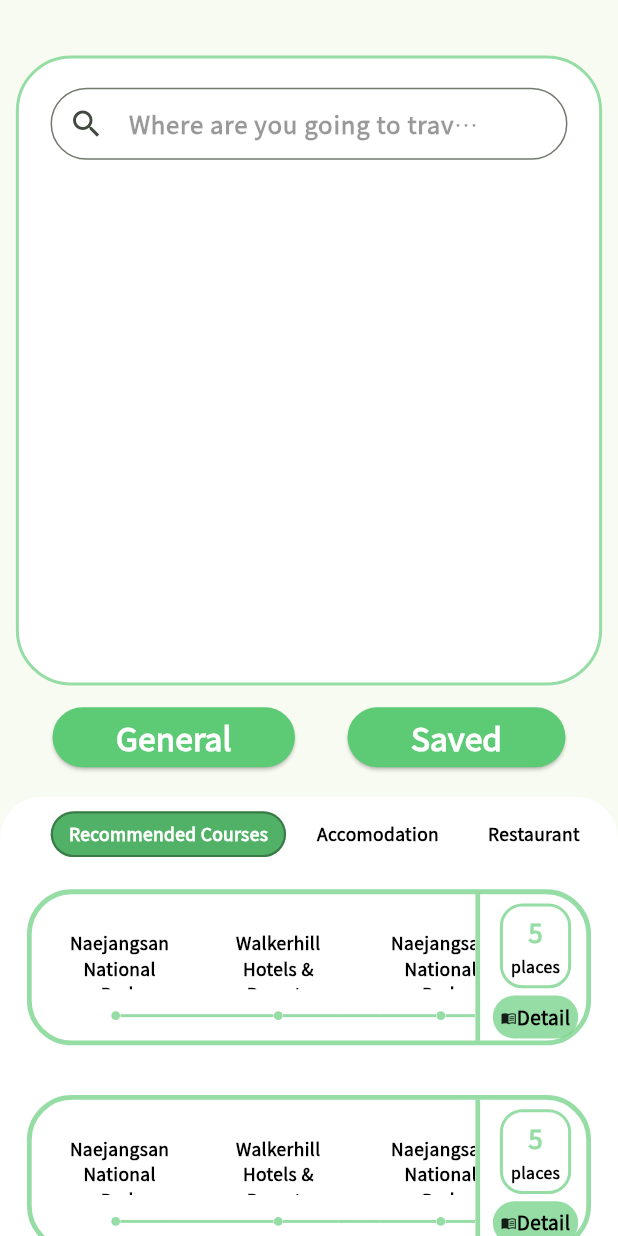
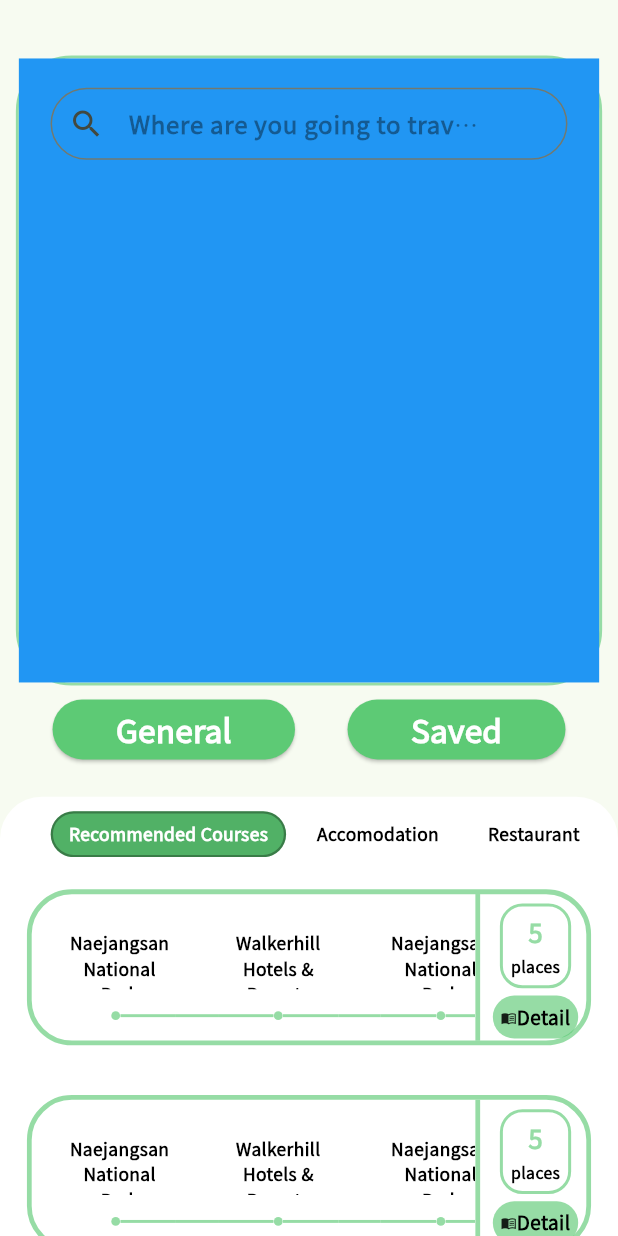
Before and after one commit to GSC-echo/echo, a Flutter app: the MainPage screen opened directly, after a tap on "General", on a phone screen of 412 x 824 dp. Run offline on Flutter 3.47's test engine with Material 3 defaults, Android fonts, the phone set to English and light mode, and no system bars; our stand-ins replace cloud_firestore, country_picker, firebase_auth, firebase_core, flutter_screenutil, flutter_spinkit and 3 more; accounts and stored records are empty.

Commit message:
search widget에 stack 구조 완성

```diff
--- a/echo_app/lib/widgets/other_widget.dart
+++ b/echo_app/lib/widgets/other_widget.dart
@@ -5,6 +5,10 @@ import 'package:echo_app/widgets/home_widget.dart';
 import 'package:flutter/material.dart';
 import 'package:flutter_screenutil/flutter_screenutil.dart';
 import 'package:echo_app/pages/place_detail.dart';
+import 'dart:async';
+
+import 'package:flutter/material.dart';
+import 'package:google_maps_flutter/google_maps_flutter.dart';
 
 List<Place> saved = [];
 
@@ -34,7 +38,7 @@ class _SearchWidgetState extends State<SearchWidget> {
   ];
   String searchText = '';
 
-  double _containerHeight = 600.0.h;
+  double _containerHeight = 680.0.h;
   final FocusNode _focusNode = FocusNode();
   final TextEditingController _textController = TextEditingController();
 
@@ -55,7 +59,7 @@ class _SearchWidgetState extends State<SearchWidget> {
     setState(() {
       // 포커스가 해제되면 Container의 높이를 변경
       if (!_focusNode.hasFocus) {
-        _containerHeight = 600.h; // 변경할 높이 설정
+        _containerHeight = 680.h; // 변경할 높이 설정
       }
     });
   }
@@ -73,7 +77,7 @@ class _SearchWidgetState extends State<SearchWidget> {
               duration: Duration(milliseconds: 450),
               height: _containerHeight,
               margin: EdgeInsets.only(
-                  left: 10.w, right: 10.w, top: 35.w, bottom: 10.w),
+                  left: 10.w, right: 10.w, top: 35.w, bottom: 5.w),
               decoration: BoxDecoration(
                 borderRadius: BorderRadius.circular(35.sp),
                 color: Colors.white,
@@ -82,7 +86,12 @@ class _SearchWidgetState extends State<SearchWidget> {
                   width: 2.0,
                 ),
               ),
-              child: Column(
+              child: Stack(
+                children: [
+                  Container(
+                    color: Colors.blue,
+                  ),
+                  Column(
                     children: <Widget>[
                       Padding(
                         padding:
@@ -118,7 +127,9 @@ class _SearchWidgetState extends State<SearchWidget> {
                       Expanded( // 이 부분에 Stack으로 구글맵 넣기 -> 구글맵 위에 이 Expanded(장소 리스트)가 나오도록
                         child: searchText.isEmpty
                             ? SizedBox.shrink()
-                        : Container(
+                            : Stack(
+                              children: [
+                                Container(
                                 margin: EdgeInsets.symmetric(horizontal: 40.0.w),
                                 child: ListView.builder(
                                   itemCount: items.length,
@@ -158,9 +169,14 @@ class _SearchWidgetState extends State<SearchWidget> {
                                   },
                                 ),
                                 ),
+                              ], //Stack children
+                            ),
                       ),
                     ],
                   ),
+                ],
+              ),
+
             ),
             Row(
               mainAxisAlignment: MainAxisAlignment.spaceEvenly,
@@ -659,3 +675,38 @@ Widget PlacesbyContentWidget(
                     ])))
           ])));
 }
+
+// 위도 : 35.907757
+// 경도 : 127.766922
+
+class GoogleMapWidget extends StatefulWidget {
+  const GoogleMapWidget({super.key});
+
+  @override
+  State<GoogleMapWidget> createState() => _HomeScreenState();
+}
+
+class _HomeScreenState extends State<GoogleMapWidget> {
+  static final LatLng initialLatlng = LatLng( //위도와 경도 값 지정
+    36.8,
+    127.9,
+  );
+
+  static final CameraPosition initialPosition = CameraPosition(
+    //지도를 바라보는 카메라 위치
+    target: initialLatlng, //카메라 위치(위도, 경도)
+    zoom: 7.5, //확대 정도
+  );
+    @override
+    Widget build(BuildContext context) {
+      return Scaffold(
+        body: GoogleMap(
+          //구글 맵 사용
+          mapType: MapType.normal, //지도 유형 설정
+          initialCameraPosition: initialPosition, //지도 초기 위치 설정
+          zoomControlsEnabled: false,
+          zoomGesturesEnabled: true,
+        ),
+      );
+    }
+}
```
Also changed, not shown: echo_app/lib/pages/map.dart (+0 -119 lines), echo_app/pubspec.lock. Lines whose indentation alone changed are shown as unchanged.
